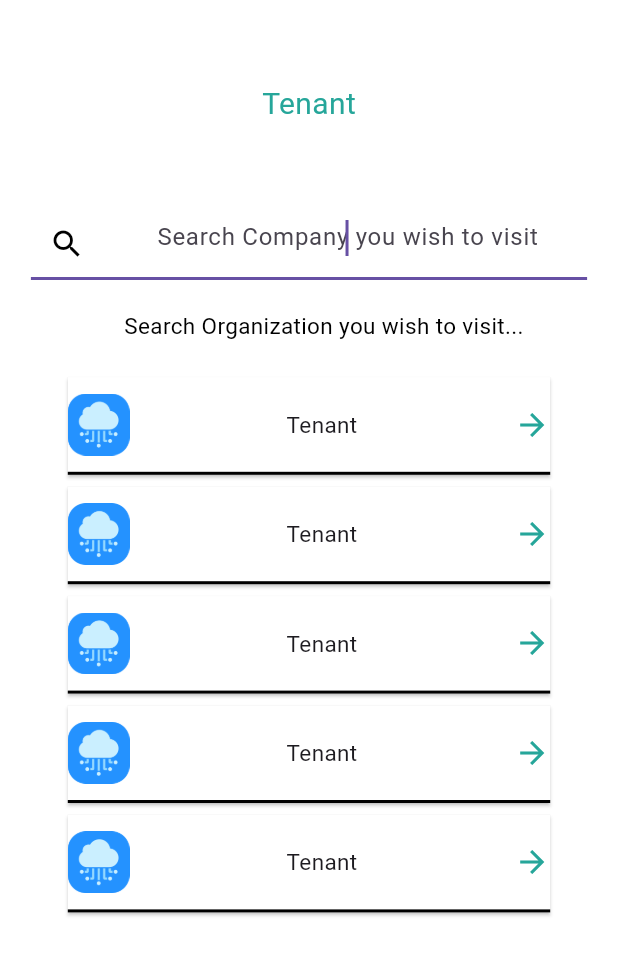
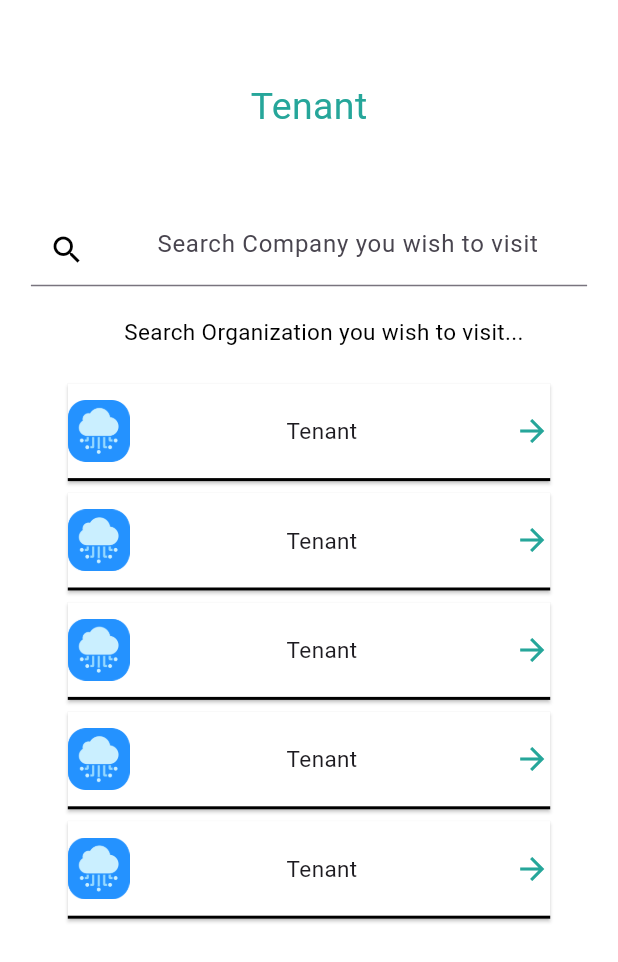
Before and after one commit to YKumar2910/Zioks_Application, a Flutter app: the CompanySearch screen opened by its route, on a phone screen of 412 x 824 dp. Shown: the top 962 px of the screen. Run offline on Flutter 3.47's test engine with Material 3 defaults, Android fonts, the phone set to English and light mode, and no system bars; drawn by our look-alikes of flutter_typeahead; our stand-ins replace flutter_svg, image_picker.

Commit message:
Zioks kshitij (#34)
* Otp verification added

* Added a common HeaderStyle Widget for all classes and a class to access the endpoint

```diff
--- a/lib/pages/checkInScanQR.dart
+++ b/lib/pages/checkInScanQR.dart
@@ -98,7 +98,7 @@ class _CheckInScanQRState extends State<CheckInScanQR> {
             onTap: () {
               Navigator.pushNamed(
                 context,
-                MyRoutes.CheckInPhoneRoute
+                MyRoutes.openingpageRoute
               );
             },
             child: Container(
--- a/lib/pages/company_search.dart
+++ b/lib/pages/company_search.dart
@@ -1,4 +1,5 @@
 import 'package:zioks_application/pages/visitor_info.dart';
+import 'package:zioks_application/widgets/custom_widget.dart';
 import 'package:zioks_application/widgets/tenant_widget_card.dart';
 import 'package:zioks_application/widgets/type_ahead_form_widget.dart';
 import 'package:flutter/material.dart';
@@ -32,7 +33,7 @@ class _CompanySearchState extends State<CompanySearch> {
             double screenWidth = constraints.maxWidth;
             double screenHeight = constraints.maxHeight;
 
-            double fontSizeTitle = screenWidth < 600 ? 20 : 25;
+            //double fontSizeTitle = screenWidth < 600 ? 20 : 25;
             double fontSizeTextSmall = screenWidth < 600 ? 15 : 20;
 
             return Column(
@@ -41,15 +42,11 @@ class _CompanySearchState extends State<CompanySearch> {
                 children: [
                   const Spacer(),
                   Container(
-
                     alignment: Alignment.center,
-                    child: Text(
-                      "Tenant",
-                      style: TextStyle(
-                        fontSize: fontSizeTitle,
-                        color: Colors.teal.shade400,
-                      )
-                    ),
+                    child: HeaderWidget(
+                      message: "Tenant",
+                      screenWidth: screenWidth,
+                    )
                   ),
                   const Spacer(),
 
--- a/lib/pages/opening_page.dart
+++ b/lib/pages/opening_page.dart
@@ -101,9 +101,9 @@ class _OpeningPageState extends State<OpeningPage> {
           // Adjust space between icons
           GestureDetector(
             onTap: () {
-              Navigator.push(
+              Navigator.pushNamed(
                 context,
-                MaterialPageRoute(builder: (context) => CheckInScanQR()),
+                MyRoutes.CheckInPhoneRoute
               );
             },
             child: Column(
--- a/lib/widgets/custom_widget.dart
+++ b/lib/widgets/custom_widget.dart
@@ -81,3 +81,22 @@ class TextWidget extends StatelessWidget {
     );
   }
 }
+
+// ignore: must_be_immutable
+class HeaderWidget extends StatelessWidget {
+  final String message;
+  final double screenWidth;
+  double? fontSize;
+  HeaderWidget({super.key,required this.message, required this.screenWidth,this.fontSize});
+
+  @override
+  Widget build(BuildContext context) {
+    return Text(
+    message,
+    style: TextStyle(
+          fontSize: fontSize ?? (screenWidth< 600 ? 25 : 30),
+          color: Colors.teal.shade400,
+      )
+    );
+  }
+}
--- a/lib/widgets/type_ahead_form_widget.dart
+++ b/lib/widgets/type_ahead_form_widget.dart
@@ -49,8 +49,8 @@ class AutoTextField extends StatelessWidget {
   Widget build(BuildContext context) {
 
     return TypeAheadField<String>(
+
       hideOnEmpty: true,
-
       builder: (context,controller,focusNode){
         return TextField(
           controller: controller,
@@ -61,7 +61,7 @@ class AutoTextField extends StatelessWidget {
             hintText:message
           ),
           focusNode: focusNode,
-          autofocus: true,
+
         );
       },
       suggestionsCallback: (pattern) async {
@@ -75,6 +75,9 @@ class AutoTextField extends StatelessWidget {
         return ListTile(
           tileColor: Colors.white,
           selectedTileColor: Colors.grey,
+          shape: const RoundedRectangleBorder(
+            borderRadius: BorderRadius.all(Radius.circular(8))
+          ),
           title: Text(
             suggestion,
             style: TextStyle(fontSize: fontSize),
--- a/pubspec.yaml
+++ b/pubspec.yaml
@@ -40,6 +40,7 @@ dependencies:
   cupertino_icons: ^1.0.2
   fluentui_system_icons: ^1.1.257
   provider: ^6.1.2
+  http: ^1.2.2
 
 dev_dependencies:
   flutter_test:
```
Also changed, not shown: lib/endpoint_caller.dart (added, +36 -0 lines), lib/pages/CheckInPhone.dart (+10 -2 lines), lib/pages/checkInOTP.dart (+20 -9 lines), lib/pages/confirmation_page.dart (+5 -7 lines), lib/pages/visitor_info.dart (+4 -6 lines), pubspec.lock.
